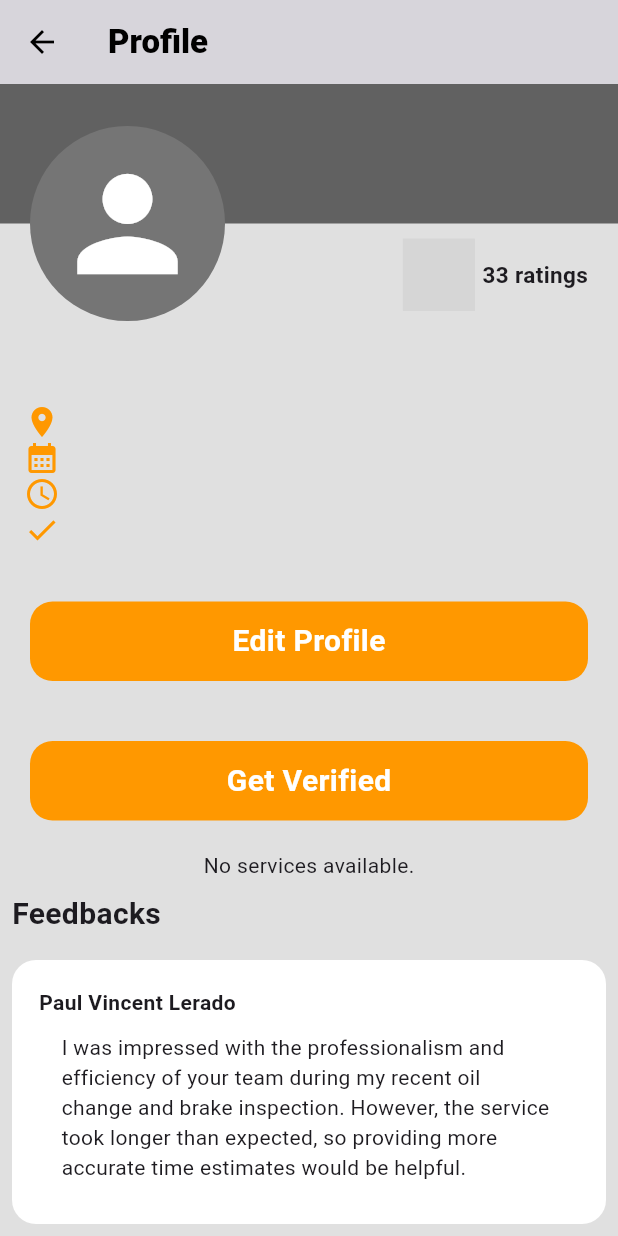
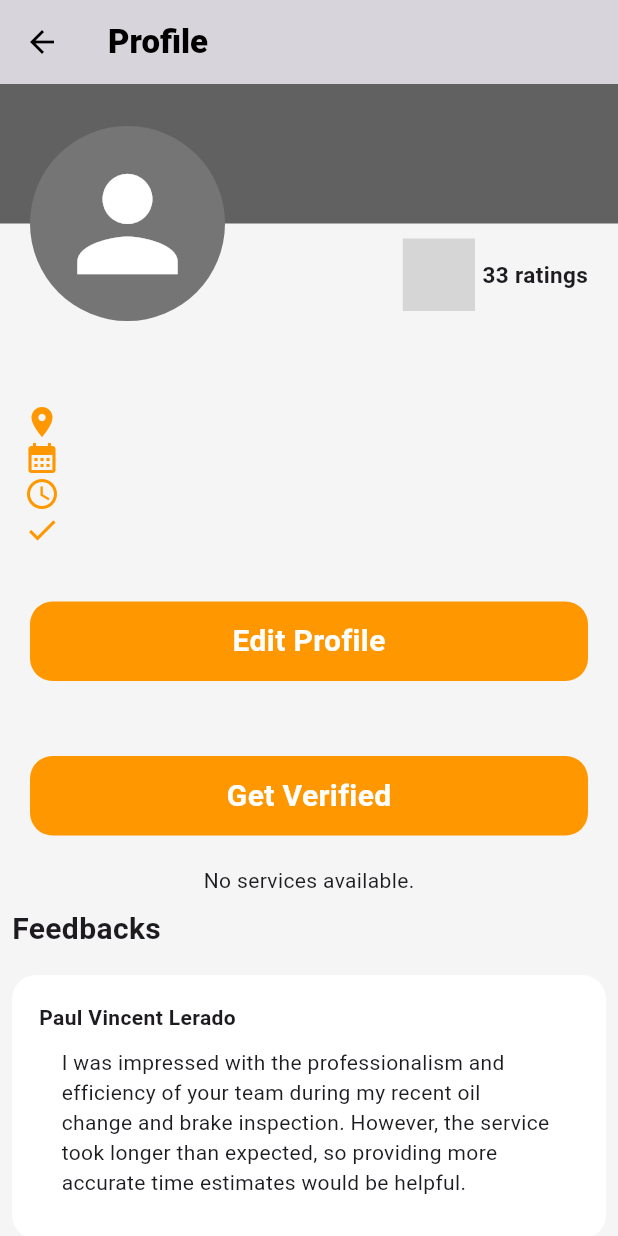
Before and after one commit to TechPyllars2024/AutoCareAutomotive, a Flutter app: the AutomotiveProfileScreen screen opened directly, scrolled down 127 dp, on a phone screen of 412 x 824 dp. Run offline on Flutter 3.47's test engine with Material 3 defaults, Android fonts, the phone set to English and light mode, and no system bars; our stand-ins replace carousel_slider, cloud_firestore, curved_navigation_bar, file_picker, firebase_auth, firebase_core and 8 more; missing offline and left inert: flutter_pannable_rating_bar, flutter_pdfview; accounts and stored records are empty; grey boxes are pictures that could not be loaded.

Commit message:
update: profile page

```diff
--- a/lib/ProfileManagement/screens/automotive_profile.dart
+++ b/lib/ProfileManagement/screens/automotive_profile.dart
@@ -56,7 +56,7 @@ class _AutomotiveProfileScreenState extends State<AutomotiveProfileScreen> {
   @override
   Widget build(BuildContext context) {
     return Scaffold(
-      backgroundColor: Colors.grey.shade300,
+      backgroundColor: Colors.grey.shade100,
       appBar: AppBar(
         title: const Text(
           'Profile',
@@ -75,6 +75,7 @@ class _AutomotiveProfileScreenState extends State<AutomotiveProfileScreen> {
             ),
             ProfileDetails(profile: profile),
             buildButton(),
+            const SizedBox(height: 10),
             buildGetVerified(),
             const ServicesCarousel(),
             const FeedbackSection(),
@@ -86,8 +87,11 @@ class _AutomotiveProfileScreenState extends State<AutomotiveProfileScreen> {
 
   Widget buildButton() => WideButtons(
     onTap: editProfile,
+
     text: 'Edit Profile',
+
   );
+
 
   Widget buildGetVerified() => WideButtons(
     onTap: getVerified,
```
